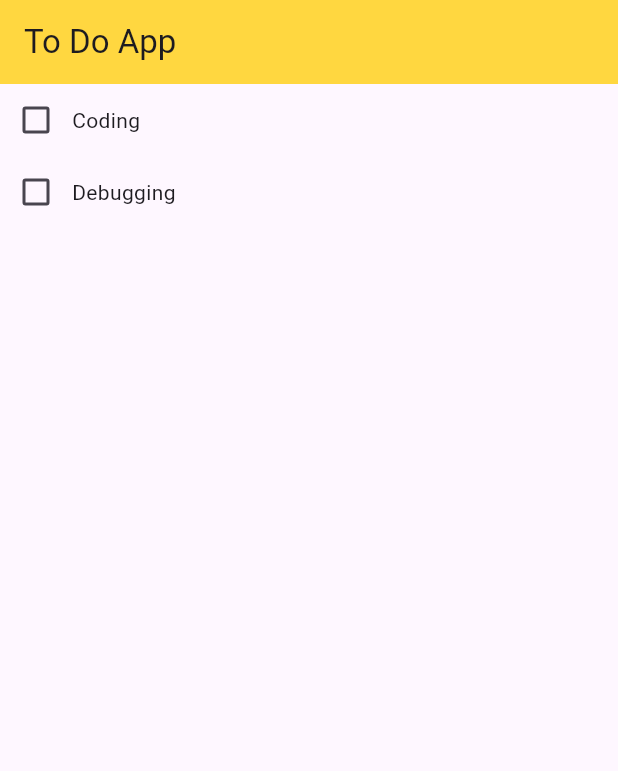
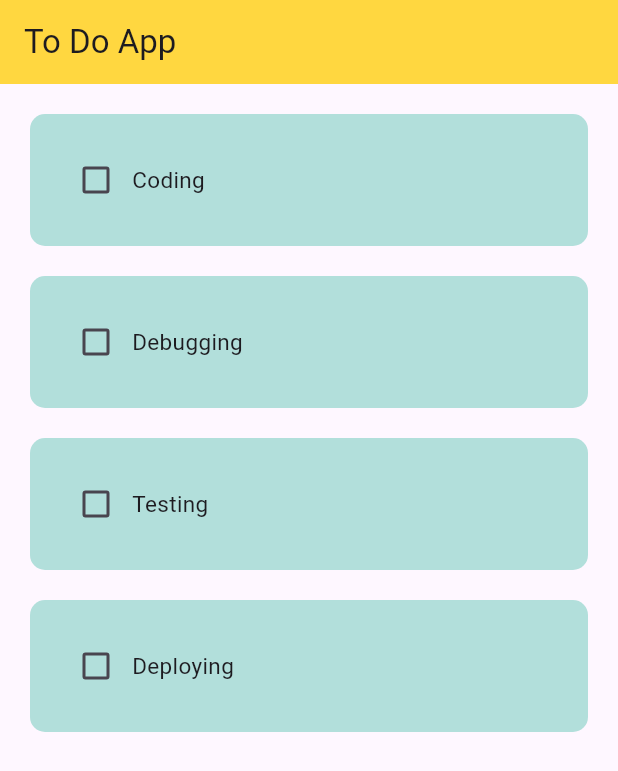
Before and after one commit to lxmwaniky/to_do_app, a Flutter app: the screen it shows after launch, on a phone screen of 412 x 824 dp. Shown: the top 771 px of the screen. Run offline on Flutter 3.47's test engine with Material 3 defaults, Android fonts, the phone set to English and light mode, and no system bars.

Commit message:
Update UI and logic for ToDoList in HomePage

```diff
--- a/lib/main.dart
+++ b/lib/main.dart
@@ -1,9 +1,8 @@
 import 'package:flutter/material.dart';
 import 'package:to_do_app/pages/home_page.dart';
 
-void main()
-{
-  runApp(MyApp());
+void main() {
+  runApp(const MyApp());
 }
 
 class MyApp extends StatelessWidget {
@@ -11,6 +10,6 @@ class MyApp extends StatelessWidget {
 
   @override
   Widget build(BuildContext context) {
-    return HomePage();
+    return const HomePage();
   }
 }
--- a/lib/pages/home_page.dart
+++ b/lib/pages/home_page.dart
@@ -11,10 +11,12 @@ class HomePage extends StatefulWidget {
 class _HomePageState extends State<HomePage> {
   List toDoitems = [
     ['Coding', false],
-    ['Debugging', false]
+    ['Debugging', false],
+    ['Testing', false],
+    ['Deploying', false],
   ];
 
-  void checkBoxState (bool? value, int index) {
+  void checkBoxState(bool? value, int index) {
     setState(() {
       toDoitems[index][1] = !toDoitems[index][1];
     });
@@ -26,7 +28,7 @@ class _HomePageState extends State<HomePage> {
       debugShowCheckedModeBanner: false,
       home: Scaffold(
         appBar: AppBar(
-          title: Text('To Do App'),
+          title: const Text('To Do App'),
           backgroundColor: Colors.amberAccent,
         ),
         body: ListView.builder(
--- a/lib/utils/todo_tile.dart
+++ b/lib/utils/todo_tile.dart
@@ -14,19 +14,28 @@ class ToDoTile extends StatelessWidget {
 
   @override
   Widget build(BuildContext context) {
-    return Container(
+    return Padding(
+      padding: const EdgeInsets.only(top: 20.0, right: 20.0, left: 20.0),
+      child: Container(
+        padding: const EdgeInsets.all(20),
+        decoration: BoxDecoration(
+          color: Colors.teal[100],
+          borderRadius: BorderRadius.circular(10),
+        ),
         child: Row(
           children: [
             Checkbox(value: isDone, onChanged: onChanged),
             Text(
               taskName,
               style: TextStyle(
+                fontSize: 15,
                 decoration:
                     isDone ? TextDecoration.lineThrough : TextDecoration.none,
               ),
             ),
           ],
         ),
+      ),
     );
   }
 }
```
Lines whose indentation alone changed are shown as unchanged.
